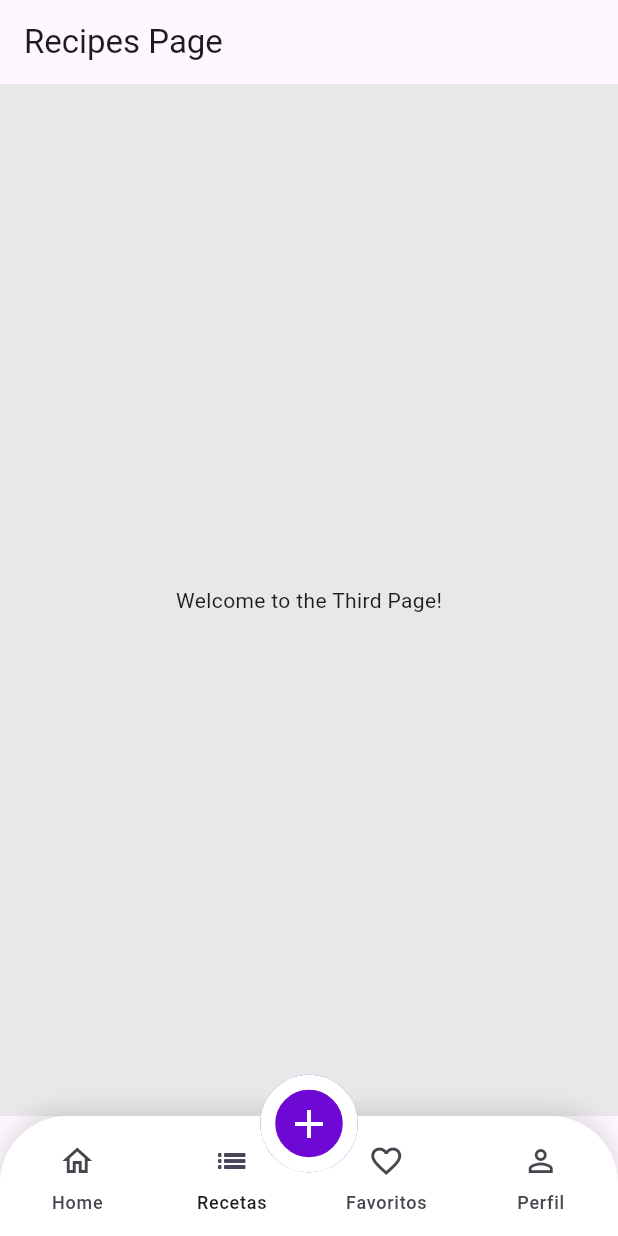
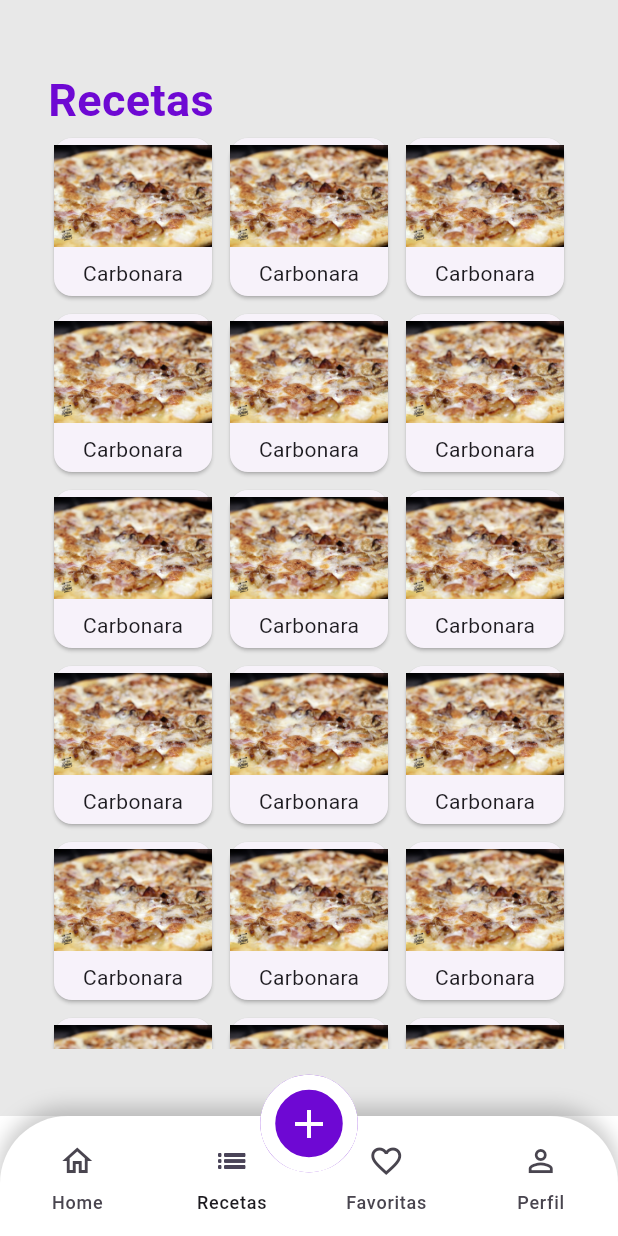
Before and after one commit to begralop/plato_perfecto, a Flutter app: the RecipesPage screen opened by its route, on a phone screen of 412 x 824 dp. Run offline on Flutter 3.47's test engine with Material 3 defaults, Android fonts, the light colour scheme and no system bars; our stand-ins replace firebase_auth, firebase_core, flutter_signin_button, fluttertoast, form_field_validator, go_router and 2 more; accounts and stored records are empty.

Commit message:
Recipes list + favorite designs ready

```diff
--- a/lib/presentation/navigation/navigation_routes.dart
+++ b/lib/presentation/navigation/navigation_routes.dart
@@ -1,3 +1,5 @@
+// ignore_for_file: constant_identifier_names
+
 import 'package:firebase_auth/firebase_auth.dart';
 import 'package:go_router/go_router.dart';
 import 'package:plato_perfecto/presentation/pages/favorite/favorite.dart';
@@ -6,10 +8,12 @@ import 'package:plato_perfecto/presentation/pages/home/home_page_navbar.dart';
 import 'package:plato_perfecto/presentation/pages/login/login_page.dart';
 import 'package:plato_perfecto/presentation/pages/profile/profile.dart';
 import 'package:plato_perfecto/presentation/pages/recipes/recipes.dart';
+import 'package:plato_perfecto/presentation/pages/recipes/recipes_detail.dart';
 import 'package:plato_perfecto/presentation/pages/register/register_screen.dart';
 import 'package:plato_perfecto/presentation/pages/splash/splash_screen.dart';
 
 class NavigationRoutes {
+  // ignore: constant_identifier_names
   static const INITIAL_ROUTE = "/";
 
   static const LOGIN_ROUTE = "/login";
@@ -18,23 +22,30 @@ class NavigationRoutes {
   static const HOME_ROUTE = "/home";
   static const RECIPES_LIST_ROUTE = "/recipes";
   static const FAVOURITE_ROUTE = "/favorite";
-  //static const ADD_RECIPE_ROUTE = "$HOME_ROUTE/$_ADD_RECIPE_ROUTE";
   static const PROFILE_ROUTE = "/profile";
-//  static const DETAIL_RECIPE_ROUTE = "$HOME_ROUTE/$_DETAIL_RECIPE_ROUTE";
 
- // static const _ADD_RECIPE_ROUTE = "fourth";
-  //static const _DETAIL_RECIPE_ROUTE = "fifth";
+  static const DETAIL_RECIPE_ROUTE =
+      "$RECIPES_LIST_ROUTE/$_DETAIL_RECIPE_ROUTE";
+  static const DETAIL_FAVORITE_ROUTE = "$FAVOURITE_ROUTE/$_DETAIL_FAVORITE_ROUTE";
+//static const ADD_RECIPE_ROUTE = "$HOME_ROUTE/$_ADD_RECIPE_ROUTE";
+
+  // static const _ADD_RECIPE_ROUTE = "fourth";
+  static const _DETAIL_RECIPE_ROUTE = "detail";
+    static const _DETAIL_FAVORITE_ROUTE = "detail";
+
 }
 
 final GoRouter router =
-  GoRouter(initialLocation: NavigationRoutes.INITIAL_ROUTE, routes: [
-   GoRoute(
+    GoRouter(initialLocation: NavigationRoutes.INITIAL_ROUTE, routes: [
+  GoRoute(
     path: NavigationRoutes.INITIAL_ROUTE,
     builder: (context, state) => SplashScreen(),
-  ), GoRoute(
+  ),
+  GoRoute(
     path: NavigationRoutes.LOGIN_ROUTE,
     builder: (context, state) => LoginPage(),
-  ), GoRoute(
+  ),
+  GoRoute(
     path: NavigationRoutes.REGISTER_ROUTE,
     builder: (context, state) => RegisterPage(),
   ),
@@ -46,19 +57,31 @@ final GoRouter router =
         StatefulShellBranch(routes: [
           GoRoute(
             path: NavigationRoutes.HOME_ROUTE,
-            builder: (context, state) =>   HomePage(),
+            builder: (context, state) => HomePage(),
           ),
         ]),
         StatefulShellBranch(routes: [
           GoRoute(
             path: NavigationRoutes.RECIPES_LIST_ROUTE,
             builder: (context, state) => RecipesPage(),
+            routes: [
+              GoRoute(
+                path: NavigationRoutes._DETAIL_RECIPE_ROUTE,
+                builder: (context, state) => const RecipesDetail(),
+              )
+            ],
           ),
         ]),
         StatefulShellBranch(routes: [
           GoRoute(
             path: NavigationRoutes.FAVOURITE_ROUTE,
             builder: (context, state) => FavoritePage(),
+            routes: [
+              GoRoute(
+                path: NavigationRoutes._DETAIL_FAVORITE_ROUTE,
+                builder: (context, state) => const RecipesDetail(),
+              )
+            ],
           )
         ]),
         StatefulShellBranch(routes: [
@@ -68,5 +91,4 @@ final GoRouter router =
           )
         ])
       ])
-
 ]);
--- a/lib/presentation/pages/home/home_page.dart
+++ b/lib/presentation/pages/home/home_page.dart
@@ -39,7 +39,7 @@ class _HomePageState extends State<HomePage> {
     return Scaffold(
       backgroundColor: Color.fromRGBO(232, 232, 232, 1.0),
       body:Padding(
-        padding: const EdgeInsets.symmetric(vertical: 60, horizontal: 32),
+        padding: const EdgeInsets.symmetric(vertical: 45, horizontal: 32),
         child: Column(
           crossAxisAlignment: CrossAxisAlignment.start,
           children: [
--- a/lib/presentation/pages/home/home_page_navbar.dart
+++ b/lib/presentation/pages/home/home_page_navbar.dart
@@ -15,6 +15,7 @@ class _HomePageNavbarState extends State<HomePageNavbar> {
   Widget build(BuildContext context) {
     return Scaffold(
       body: widget.navigationShell,
+      backgroundColor: Color.fromRGBO(255, 255, 255, 1),
       floatingActionButtonLocation: FloatingActionButtonLocation.centerDocked,
       floatingActionButton: Container(
         margin: const EdgeInsets.only(top: 10),
@@ -50,7 +51,7 @@ class _HomePageNavbarState extends State<HomePageNavbar> {
               ),
               boxShadow: [
                 BoxShadow(
-                  color: Colors.black.withOpacity(0.1),
+                  color: Colors.black.withOpacity(0.2),
                   spreadRadius: 1,
                   blurRadius: 10,
                   offset: const Offset(0, -5),
@@ -82,7 +83,7 @@ class _HomePageNavbarState extends State<HomePageNavbar> {
                 NavigationDestination(
                   icon: Icon(Icons.favorite_border),
                   selectedIcon: Icon(Icons.favorite),
-                  label: "Favoritos",
+                  label: "Favoritas",
                 ),
                 NavigationDestination(
                   icon: Icon(Icons.person_outline),
--- a/lib/presentation/pages/profile/profile.dart
+++ b/lib/presentation/pages/profile/profile.dart
@@ -48,7 +48,7 @@ class _ProfilePageState extends State<ProfilePage> {
     return Scaffold(
       backgroundColor: Color.fromRGBO(232, 232, 232, 1.0),
       body: Padding(
-        padding: const EdgeInsets.symmetric(vertical: 60, horizontal: 32),
+        padding: const EdgeInsets.symmetric(vertical: 45, horizontal: 32),
         child: Column(
           crossAxisAlignment: CrossAxisAlignment.center,
           children: [
--- a/lib/presentation/pages/recipes/recipes.dart
+++ b/lib/presentation/pages/recipes/recipes.dart
@@ -1,4 +1,6 @@
 import 'package:flutter/material.dart';
+import 'package:go_router/go_router.dart';
+import 'package:plato_perfecto/presentation/navigation/navigation_routes.dart';
 
 class RecipesPage extends StatefulWidget {
   const RecipesPage({super.key});
@@ -10,14 +12,65 @@ class RecipesPage extends StatefulWidget {
 class _RecipesPageState extends State<RecipesPage> {
   @override
   Widget build(BuildContext context) {
-    return Scaffold(      backgroundColor: Color.fromRGBO(232, 232, 232, 1.0),
+    return Scaffold(
+      backgroundColor: const Color.fromRGBO(232, 232, 232, 1.0),
+      body: Padding(
+        padding: const EdgeInsets.symmetric(vertical: 45, horizontal: 32),
+        child: Column(
+          crossAxisAlignment: CrossAxisAlignment.center,
+          children: [
+            const Row(
+              mainAxisAlignment: MainAxisAlignment.start,
+              children: [
+                Text(
+                  'Recetas',
+                  style: TextStyle(
+                      fontSize: 30,
+                      fontWeight: FontWeight.bold,
+                      color: Color.fromARGB(255, 110, 8, 211)),
+                ),
+              ],
+            ),
+            Expanded(
+              child: GridView.builder(
+                gridDelegate: const SliverGridDelegateWithFixedCrossAxisCount(
+                  mainAxisSpacing: 4,
+                  crossAxisSpacing: 4,
+                  crossAxisCount: 3,
+                ),
+                itemCount:
+                    30, // Cambia esto por la cantidad de recetas que tengas
+                itemBuilder: (context, index) {
+                  // Aquí deberías obtener la información de cada receta
+                  // Puedes crear una lista de objetos Recipe y obtener la información desde allí
+                  // Ejemplo: final recipe = recipes[index];
 
-      appBar: AppBar(
-        title: const Text("Recipes Page"),
-      ),
-      body: const SafeArea(
-        child: Center(
-          child: Text("Welcome to the Third Page!"),
+                  return Card(
+                    child: InkWell(
+                      onTap: () {
+                        /* context.go(Uri(
+                                path: NavigationRoutes.JOKE_DETAIL_ROUTE,
+                                queryParameters: {'category': category})
+                            .toString()); */
+                            context.go(NavigationRoutes.DETAIL_RECIPE_ROUTE);
+                      },
+                      child: Column(
+                        mainAxisAlignment: MainAxisAlignment.center,
+                        children: [
+                          // Puedes agregar la imagen de la receta aquí
+                          Image.asset("assets/images/pizza-carbonara.jpg"),
+                          const SizedBox(height: 8),
+                          Text('Carbonara',
+                              style: TextStyle(fontSize: 14)),
+                          // Puedes agregar más detalles aquí, como tiempo de preparación, etc.
+                        ],
+                      ),
+                    ),
+                  );
+                },
+              ),
+            ),
+          ],
         ),
       ),
     );
```
Also changed, not shown: lib/presentation/pages/favorite/favorite.dart (+60 -8 lines), lib/presentation/pages/recipes/recipes_detail.dart (added, +204 -0 lines), assets/images/pizza-carbonara.jpg (added).
